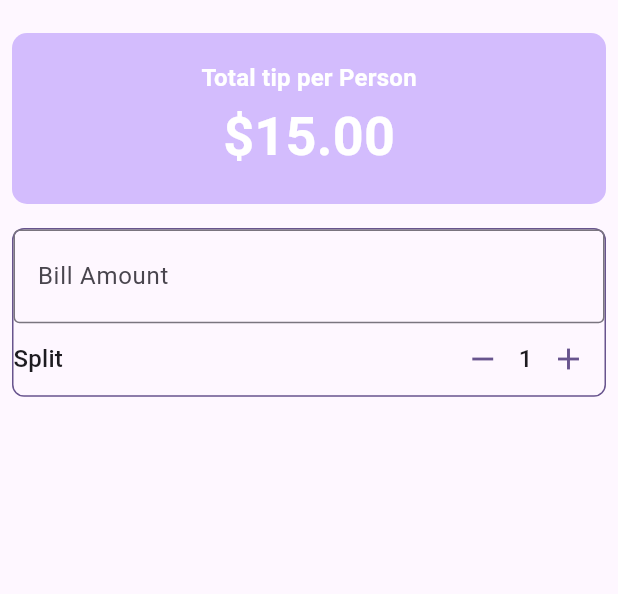
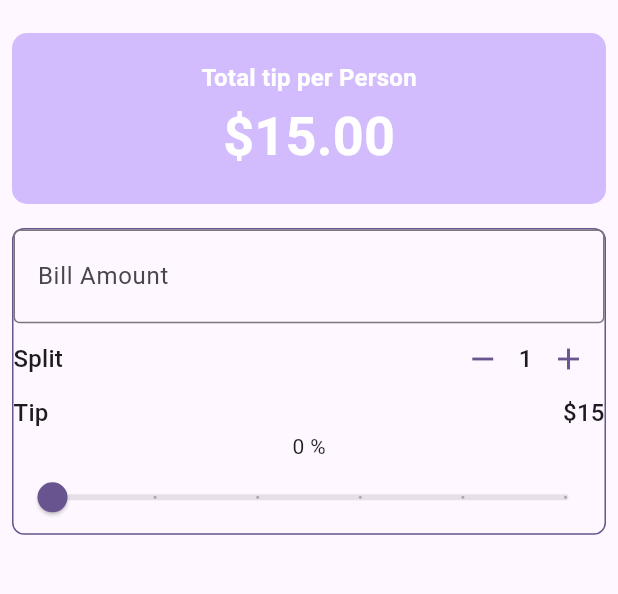
Before and after one commit to Camila1plus1/flutter-tip-calculator, a Flutter app: the screen it shows after launch, on a phone screen of 412 x 824 dp, the part 63-657 px from its top. Run offline on Flutter 3.47's test engine with Material 3 defaults, Android fonts, the light colour scheme and no system bars.

Commit message:
Refactor Slider

```diff
--- a/flutter_tip_app/lib/main.dart
+++ b/flutter_tip_app/lib/main.dart
@@ -1,5 +1,6 @@
 import 'package:flutter/material.dart';
 import 'package:flutter_tip_app/widgets/person_counter.dart';
+import 'package:flutter_tip_app/widgets/SamSlider.dart';
 
 void main() {
   runApp(const MyApp());
@@ -30,6 +31,8 @@ class UTip extends StatefulWidget {
 
 class _UTipState extends State<UTip> {
   int _personCount = 1;
+
+  double _tipPercentage = 0.0;
   //Methods for decrementing and incrementing the person count
   void decrementPersonCount(){
     setState(() {
@@ -110,6 +113,25 @@ class _UTipState extends State<UTip> {
                       PersonCounter(theme: theme, personCount: _personCount, onDecrement: decrementPersonCount, onIncrement: incrementPersonCount,),
                     ],
                   ),
+                  //Section with the tip percentage
+                  Row(
+                    mainAxisAlignment: MainAxisAlignment.spaceBetween,
+                    children: [
+                      Text('Tip',
+                      style: theme.textTheme.titleMedium),
+                      Text('\$15',
+                      style: theme.textTheme.titleMedium)
+                    ],
+                  ),
+                  //Slider text for tip percentage
+                  Text(
+                    '${(_tipPercentage * 100).round()} %'),
+                  //Sam slider for tip percentage
+                  SliderBar(tipPercentage: _tipPercentage, onChanged: (double value){
+                    setState((){
+                      _tipPercentage = value;
+                    });
+                  })
                 ],
               ),
          ),
--- /dev/null
+++ b/flutter_tip_app/lib/widgets/samSlider.dart
@@ -0,0 +1,23 @@
+import 'package:flutter/material.dart';
+
+//Sam slider widget for the tip percentage
+class SliderBar extends StatelessWidget {
+  const SliderBar({
+    super.key,
+    required double tipPercentage, this.onChanged,
+  }) : _tipPercentage = tipPercentage;
+
+  final double _tipPercentage;
+  final ValueChanged<double>? onChanged;
+
+  @override
+  Widget build(BuildContext context) {
+    return Slider(value: _tipPercentage,
+    onChanged: onChanged,
+    min: 0,
+    max: 0.5,
+    label: '${(_tipPercentage * 100).round()}%',
+    divisions: 5,
+    );
+  }
+}
```
